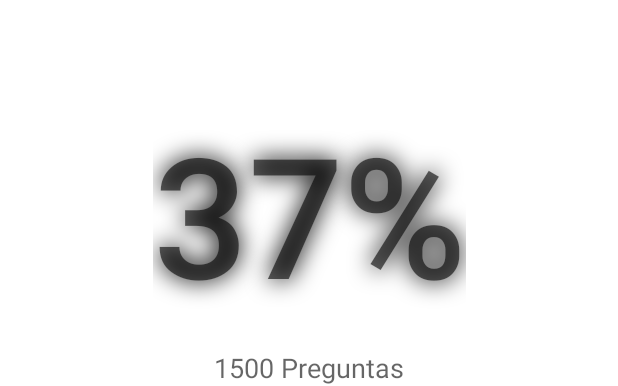
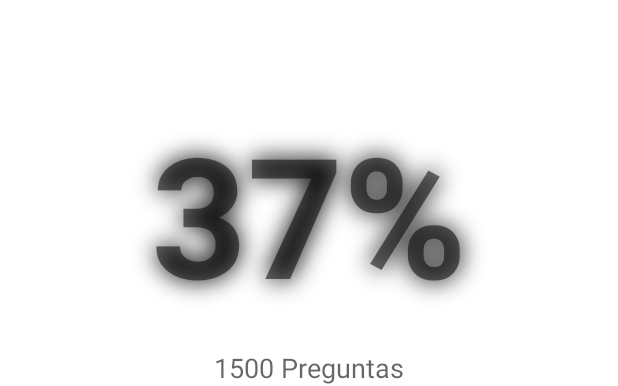
Before and after one commit to santukis/cleanArchitecture, an Android app: the layout fragment_game_score.xml on its own in the app's theme, with its tools: preview values and no code run, on a phone screen of 412 x 824 dp. Shown: the top 386 px of the screen. Run offline under Robolectric (Android 15) with nearby library versions, the light colour scheme and no system bars.

Commit message:
fragment_game_score.xml revisited

```diff
--- a/app/src/main/res/layout/fragment_game_score.xml
+++ b/app/src/main/res/layout/fragment_game_score.xml
@@ -18,20 +18,24 @@
 
         <androidx.appcompat.widget.AppCompatTextView
             android:id="@+id/score"
-            android:layout_width="wrap_content"
+            android:layout_width="0dp"
             android:layout_height="wrap_content"
             app:layout_constraintTop_toTopOf="parent"
             app:layout_constraintBottom_toBottomOf="parent"
             app:layout_constraintLeft_toLeftOf="parent"
             app:layout_constraintRight_toRightOf="parent"
             app:layout_constraintVertical_bias="0.1"
-            style="@style/TextAppearance.AppCompat.Display4"
+            app:autoSizeMaxTextSize="112sp"
+            app:autoSizeMinTextSize="72sp"
+            app:autoSizeStepGranularity="1sp"
+            android:textSize="112sp"
             tools:text="37%"
             android:text="@{history.totalScore.successPercentage}"
             android:shadowDx="0"
             android:shadowDy="0"
             android:shadowRadius="20"
             android:shadowColor="@color/black"
+            android:gravity="center"
             android:textStyle="bold"/>
 
         <androidx.appcompat.widget.AppCompatTextView
```
